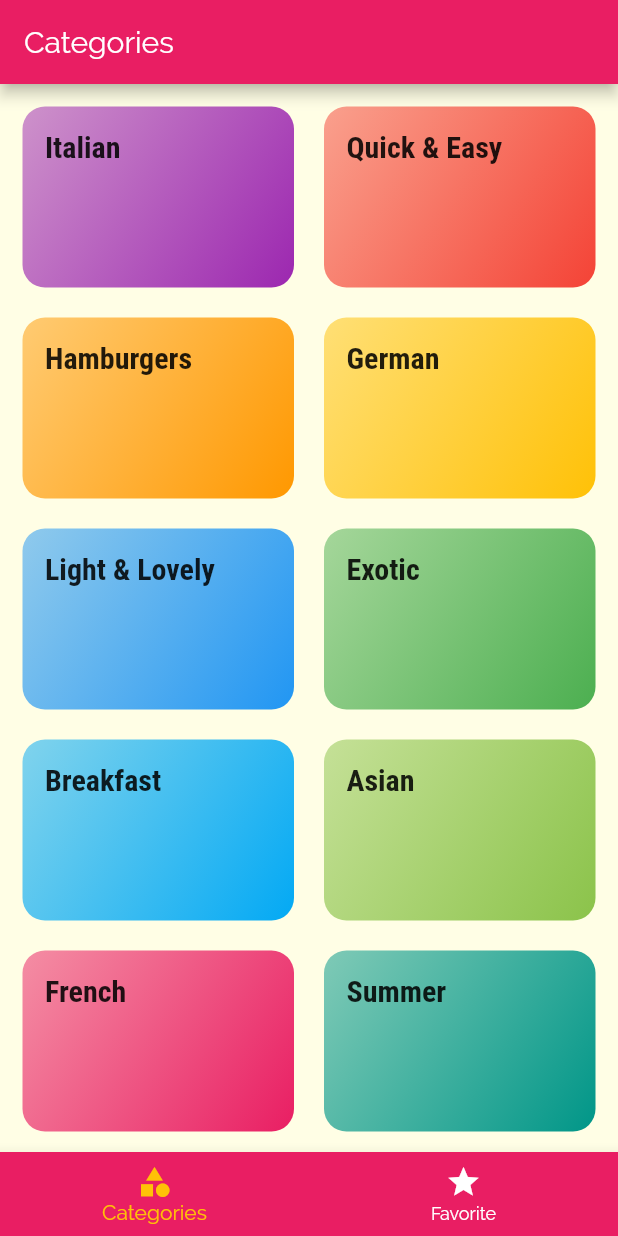
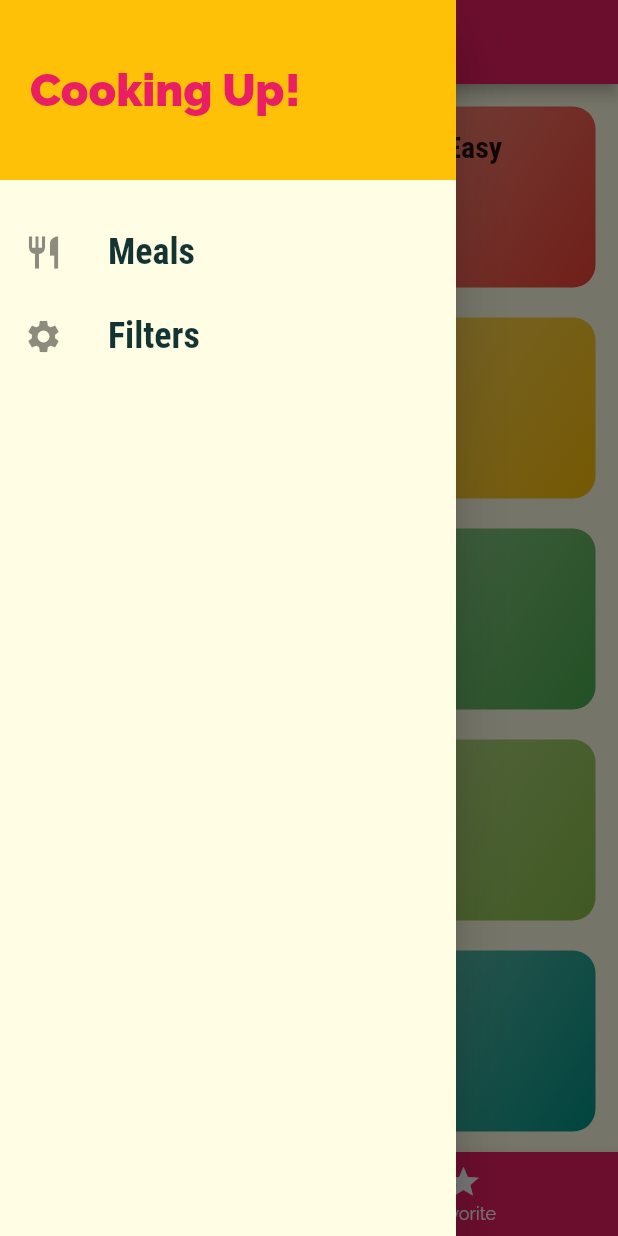
Before and after one commit to AqeelAaqi/daily_meal, a Flutter app: the screen it shows after launch, with the side drawer open (before the commit the screen has no drawer), on a phone screen of 412 x 824 dp. Run offline on Flutter 3.47's test engine with Material 2 defaults, Android fonts, the phone set to English and light mode, and no system bars.

Commit message:
Adding Custom Drawer

```diff
--- a/lib/screens/tabs_screen.dart
+++ b/lib/screens/tabs_screen.dart
@@ -1,5 +1,6 @@
 import 'package:daily_meal/screens/categories_screen.dart';
 import 'package:daily_meal/screens/favorites_screen.dart';
+import 'package:daily_meal/widgets/main_drawer.dart';
 import 'package:flutter/cupertino.dart';
 import 'package:flutter/material.dart';
 
@@ -35,6 +36,7 @@ class _TabsScreen extends State<TabsScreen> {
       appBar: AppBar(
         title: Text(_pages[_selectedPageIndex]['title']),
       ),
+      drawer: MainDrawer(),
       body: _pages[_selectedPageIndex]['page'],
       bottomNavigationBar: BottomNavigationBar(
         onTap: _selectPage,
--- /dev/null
+++ b/lib/widgets/main_drawer.dart
@@ -0,0 +1,49 @@
+import 'package:flutter/material.dart';
+
+class MainDrawer extends StatelessWidget {
+  Widget buildListTile(String title, IconData icon) {
+    return ListTile(
+      leading: Icon(
+        icon,
+        size: 26,
+      ),
+      title: Text(
+        title,
+        style: const TextStyle(
+            fontFamily: 'RobotoCondensed',
+            fontSize: 24,
+            fontWeight: FontWeight.bold),
+      ),
+      onTap: () {},
+    );
+  }
+
+  @override
+  Widget build(BuildContext context) {
+    // TODO: implement build
+    return Drawer(
+      child: Column(
+        children: <Widget>[
+          Container(
+            height: 120,
+            width: double.infinity,
+            padding: EdgeInsets.all(20),
+            alignment: Alignment.centerLeft,
+            color: Theme.of(context).accentColor,
+            child: Text(
+              'Cooking Up!',
+              style: TextStyle(
+                fontWeight: FontWeight.w900,
+                fontSize: 30,
+                color: Theme.of(context).primaryColor,
+              ),
+            ),
+          ),
+          const SizedBox(height: 20,),
+          buildListTile('Meals', Icons.restaurant),
+          buildListTile('Filters', Icons.settings),
+        ],
+      ),
+    );
+  }
+}
```
